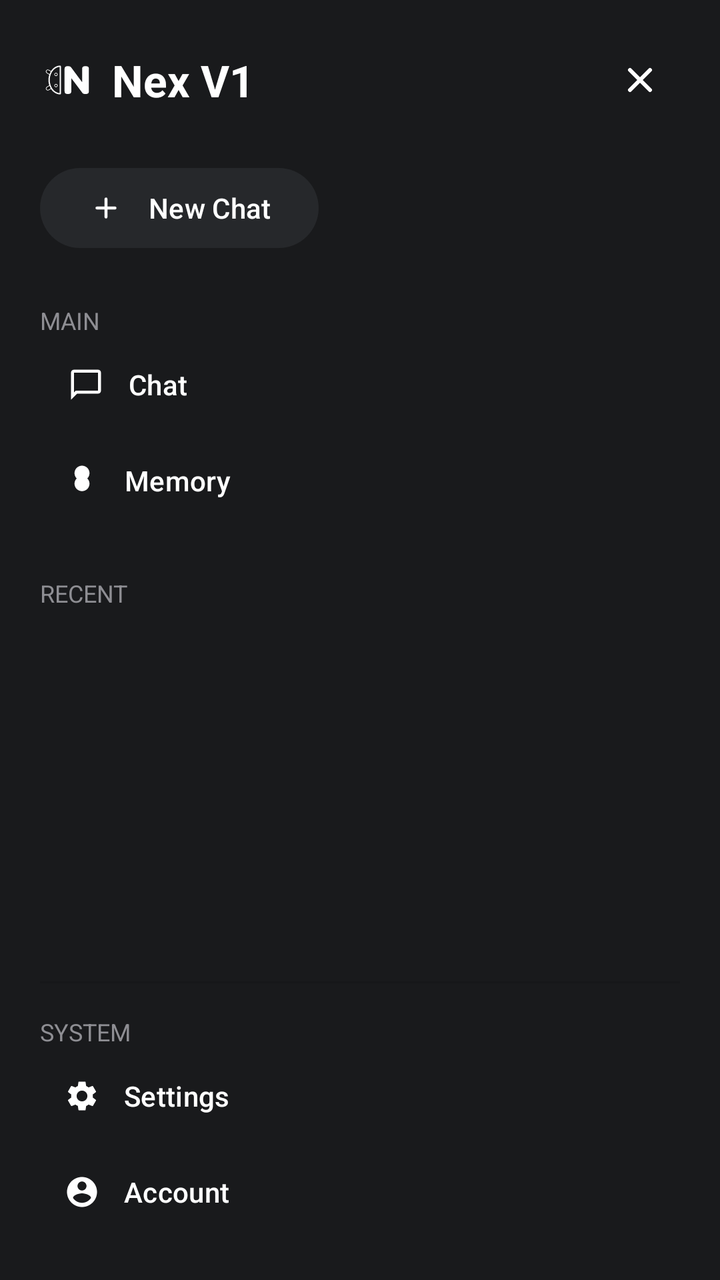
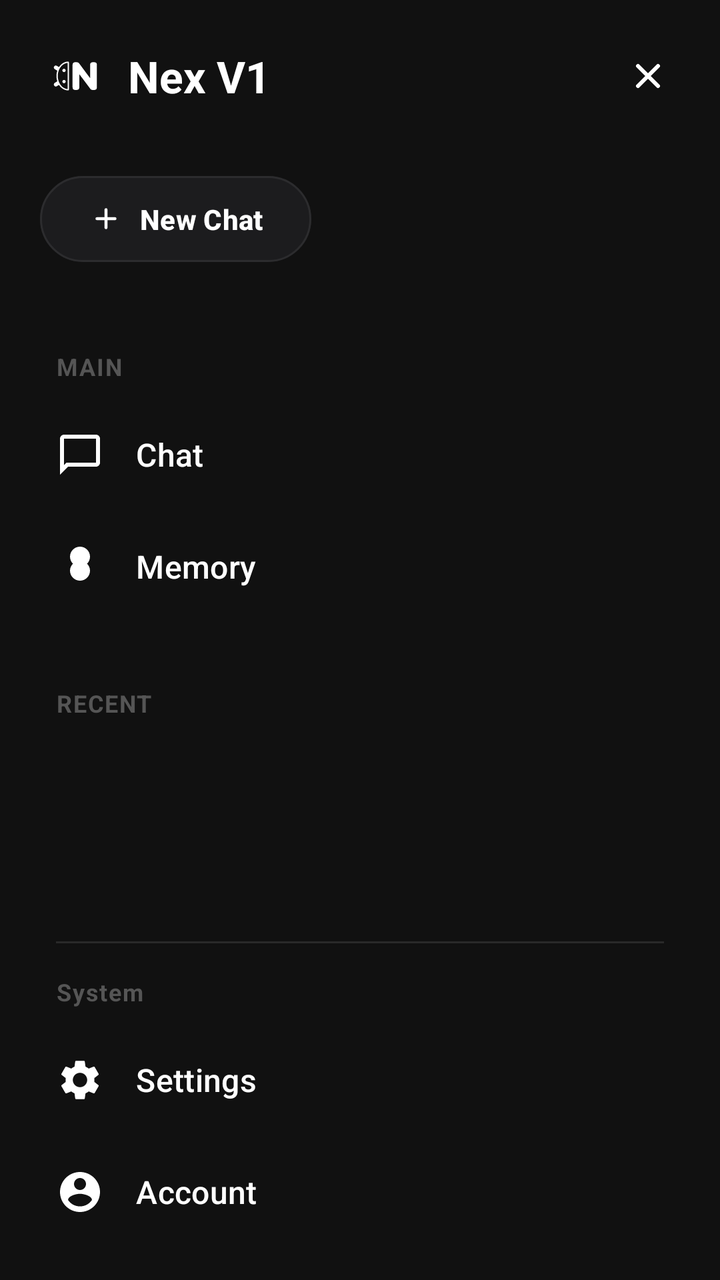

Two renders of the same Android screen: before a commit and after it. Below are the layout's source before the change and the commit's diff.
<!-- AndroidManifest.xml: activity theme Theme.NexV1.Drawer -->
<!-- res/layout/activity_drawer.xml -->
<?xml version="1.0" encoding="utf-8"?>
<androidx.constraintlayout.widget.ConstraintLayout xmlns:android="http://schemas.android.com/apk/res/android"
    android:layout_width="match_parent"
    android:layout_height="match_parent"
    xmlns:app="http://schemas.android.com/apk/res-auto"
    android:background="#191A1C"
    android:fitsSystemWindows="true">

    <LinearLayout
        android:layout_width="match_parent"
        android:layout_height="match_parent"
        android:orientation="vertical"
        android:padding="20dp">

        
        <LinearLayout
            android:layout_width="match_parent"
            android:layout_height="wrap_content"
            android:orientation="horizontal"
            android:gravity="center_vertical">

            <com.google.android.material.textview.MaterialTextView
                android:id="@+id/app_name"
                android:layout_width="wrap_content"
                android:layout_height="wrap_content"
                android:drawableStart="@drawable/app_icon"
                android:drawablePadding="8dp"
                android:text="@string/app_name"
                android:textSize="22sp"
                android:textStyle="bold"
                android:textColor="@android:color/white"/>

            <Space
                android:layout_width="0dp"
                android:layout_height="wrap_content"
                android:layout_weight="1"/>

            <ImageButton
                android:id="@+id/btn_close"
                android:layout_width="40dp"
                android:layout_height="40dp"
                android:src="@drawable/ic_close"
                android:background="?attr/selectableItemBackgroundBorderless"
                android:contentDescription="Close"/>
        </LinearLayout>

        
        <com.google.android.material.button.MaterialButton
            android:id="@+id/btn_new_chat"
            android:layout_width="wrap_content"
            android:layout_height="wrap_content"
            android:layout_marginTop="20dp"
            android:text="New Chat"
            android:textColor="@android:color/white"
            app:icon="@drawable/ic_add"
            app:iconPadding="12dp"
            app:backgroundTint="#26282B"
            app:cornerRadius="20dp"/>

        
        <TextView
            android:layout_width="wrap_content"
            android:layout_height="wrap_content"
            android:text="MAIN"
            android:textColor="#8E8E93"
            android:textSize="12sp"
            android:layout_marginTop="24dp"/>

        <com.google.android.material.button.MaterialButton
            android:id="@+id/nav_chat"
            style="@style/Widget.Material3.Button.TextButton"
            android:layout_width="wrap_content"
            android:layout_height="wrap_content"
            android:text="Chat"
            android:textColor="@android:color/white"
            app:icon="@drawable/ic_chat"
            app:iconTint="@color/white"
            app:iconGravity="textStart"
            app:iconPadding="12dp"/>

        <com.google.android.material.button.MaterialButton
            android:id="@+id/nav_memory"
            style="@style/Widget.Material3.Button.TextButton"
            android:layout_width="wrap_content"
            android:layout_height="wrap_content"
            android:text="Memory"
            android:textColor="@android:color/white"
            app:icon="@drawable/ic_memory"
            app:iconTint="@color/white"
            app:iconGravity="textStart"
            app:iconPadding="12dp"/>

        
        <TextView
            android:layout_width="wrap_content"
            android:layout_height="wrap_content"
            android:text="RECENT"
            android:textColor="#8E8E93"
            android:textSize="12sp"
            android:layout_marginTop="24dp"/>

        <androidx.recyclerview.widget.RecyclerView
            android:id="@+id/recentChatsRecycler"
            android:layout_width="match_parent"
            android:layout_height="0dp"
            android:layout_weight="1"
            android:paddingTop="8dp"/>

        
        <View
            android:id="@+id/divider"
            android:layout_width="match_parent"
            android:layout_height="1dp"
            android:background="?android:attr/listDivider" />

        <TextView
            android:layout_width="wrap_content"
            android:layout_height="wrap_content"
            android:text="SYSTEM"
            android:textColor="#8E8E93"
            android:textSize="12sp"
            android:layout_marginTop="16dp"/>

        <com.google.android.material.button.MaterialButton
            android:id="@+id/nav_settings"
            style="@style/Widget.Material3.Button.TextButton"
            android:layout_width="wrap_content"
            android:layout_height="wrap_content"
            android:text="Settings"
            android:textColor="@android:color/white"
            app:icon="@drawable/ic_settings"
            app:iconTint="@color/white"
            app:iconGravity="textStart"
            app:iconPadding="12dp"/>

        <com.google.android.material.button.MaterialButton
            android:id="@+id/nav_account"
            style="@style/Widget.Material3.Button.TextButton"
            android:layout_width="wrap_content"
            android:layout_height="wrap_content"
            android:text="Account"
            android:textColor="@android:color/white"
            app:icon="@drawable/ic_account"
            app:iconTint="@color/white"
            app:iconGravity="textStart"
            app:iconPadding="12dp"/>

    </LinearLayout>

</androidx.constraintlayout.widget.ConstraintLayout>
<!-- resources referenced by this layout -->
<resources>
  <color name="white">#FFFFFF</color>
  <!-- drawable ic_account (drawable) -->
  <vector xmlns:android="http://schemas.android.com/apk/res/android"
      android:width="24dp"
      android:height="24dp"
      android:viewportWidth="24"
      android:viewportHeight="24">
      <path
          android:fillColor="@android:color/white"
          android:pathData="M12,2C6.48,2 2,6.48 2,12s4.48,10 10,10s10,-4.48 10,-10S17.52,2 12,2zM12,5c1.66,0 3,1.34 3,3s-1.34,3 -3,3s-3,-1.34 -3,-3 S10.34,5 12,5zM12,19.2c-2.5,0-4.71-1.28-6-3.22c0.03-1.99,4-3.08,6-3.08c1.99,0,5.97,1.09,6,3.08C16.71,17.92,14.5,19.2,12,19.2z" />
  </vector>
  <!-- drawable ic_add (drawable) -->
  <vector xmlns:android="http://schemas.android.com/apk/res/android"
      android:width="800dp"
      android:height="800dp"
      android:viewportWidth="24"
      android:viewportHeight="24">
    <path
        android:pathData="M6,12H18M12,6V18"
        android:strokeLineJoin="round"
        android:strokeWidth="2"
        android:fillColor="#00000000"
        android:strokeColor="#fff"
        android:strokeLineCap="round"/>
  </vector>
  <!-- drawable ic_chat (drawable) -->
  <vector xmlns:android="http://schemas.android.com/apk/res/android"
      android:width="24dp"
      android:height="24dp"
      android:viewportWidth="24"
      android:viewportHeight="24">
      <path
          android:fillColor="@android:color/white"
          android:pathData="M20,2H4C2.9,2 2,2.9 2,4v18l4-4h14c1.1,0 2,-0.9 2,-2V4C22,2.9 21.1,2 20,2zM20,16H5.17L4,17.17V4h16V16z" />
  </vector>
  <!-- drawable ic_close (drawable) -->
  <vector xmlns:android="http://schemas.android.com/apk/res/android" android:height="24dp" android:viewportHeight="24" android:viewportWidth="24" android:width="24dp">
        
      <path android:fillColor="#00000000" android:fillType="evenOdd" android:pathData="M17,7L7,17" android:strokeColor="#fff" android:strokeLineCap="round" android:strokeWidth="2"/>
        
      <path android:fillColor="#00000000" android:fillType="evenOdd" android:pathData="M7,7L17,17" android:strokeColor="#fff" android:strokeLineCap="round" android:strokeWidth="2"/>
      
  </vector>
  <!-- drawable ic_memory (drawable) -->
  <vector xmlns:android="http://schemas.android.com/apk/res/android"
      android:width="24dp"
      android:height="24dp"
      android:viewportWidth="24"
      android:viewportHeight="24">
      <path
          android:fillColor="@android:color/white"
          android:pathData="M12,2C9.24,2 7,4.24 7,7c0,1.38 0.56,2.63 1.47,3.53C7.6,11.39 7,12.63 7,14c0,2.76 2.24,5 5,5s5,-2.24 5,-5c0,-1.37 -0.6,-2.61 -1.47,-3.47C16.44,9.63 17,8.38 17,7C17,4.24 14.76,2 12,2z" />
  </vector>
  <string name="app_name">Nex V1</string>
  <style name="Theme.NexV1.Drawer" parent="Theme.NexV1">
          <item name="android:windowBackground">@android:color/transparent</item>
          <item name="android:windowIsTranslucent">true</item>
          <item name="android:windowAnimationStyle">@null</item>
      </style>
  <style name="Theme.NexV1" parent="Theme.Material3.DayNight.NoActionBar">
          
          <item name="colorPrimary">@color/black</item>
          <item name="colorOnPrimary">@color/white</item>
  
          
          <item name="android:colorBackground">@color/white</item>
  
          
          <item name="android:statusBarColor">@color/black</item>
          <item name="android:windowFullscreen">false</item>
          <item name="android:fitsSystemWindows">true</item>
      </style>
  <color name="black">#000000</color>
  <!-- unchanged entries left out for length: 2 -->
</resources>

<!-- the commit's change to res/layout/activity_drawer.xml (unified diff, before → after) -->
@@ -1,150 +1,218 @@
 <?xml version="1.0" encoding="utf-8"?>
 <androidx.constraintlayout.widget.ConstraintLayout xmlns:android="http://schemas.android.com/apk/res/android"
+    xmlns:app="http://schemas.android.com/apk/res-auto"
+    xmlns:tools="http://schemas.android.com/tools"
+    android:id="@+id/drawer_root"
     android:layout_width="match_parent"
     android:layout_height="match_parent"
-    xmlns:app="http://schemas.android.com/apk/res-auto"
-    android:background="#191A1C"
-    android:fitsSystemWindows="true">
-
+    android:background="#111111"
+    tools:context=".DrawerActivity">
+
+    
+    <ImageView
+        android:id="@+id/app_logo"
+        android:layout_width="28dp"
+        android:layout_height="28dp"
+        android:layout_marginStart="24dp"
+        android:layout_marginTop="24dp"
+        android:src="@drawable/app_icon"
+        android:contentDescription="@string/app_name"
+        app:layout_constraintStart_toStartOf="parent"
+        app:layout_constraintTop_toTopOf="parent"
+        app:tint="@android:color/white" />
+
+    <TextView
+        android:id="@+id/app_title"
+        android:layout_width="wrap_content"
+        android:layout_height="wrap_content"
+        android:layout_marginStart="12dp"
+        android:text="@string/app_name"
+        android:textColor="@android:color/white"
+        android:textSize="22sp"
+        android:textStyle="bold"
+        app:layout_constraintBottom_toBottomOf="@id/app_logo"
+        app:layout_constraintStart_toEndOf="@id/app_logo"
+        app:layout_constraintTop_toTopOf="@id/app_logo" />
+
+    <ImageButton
+        android:id="@+id/btn_close"
+        android:layout_width="48dp"
+        android:layout_height="48dp"
+        android:layout_marginEnd="12dp"
+        android:background="?attr/selectableItemBackgroundBorderless"
+        android:contentDescription="Close"
+        android:src="@drawable/ic_close"
+        app:layout_constraintBottom_toBottomOf="@id/app_title"
+        app:layout_constraintEnd_toEndOf="parent"
+        app:layout_constraintTop_toTopOf="@id/app_title"
+        app:tint="@android:color/white" />
+
+    
+    <com.google.android.material.button.MaterialButton
+        android:id="@+id/btn_new_chat"
+        style="@style/Widget.Material3.Button"
+        android:layout_width="wrap_content"
+        android:layout_height="wrap_content"
+        android:layout_marginStart="20dp"
+        android:layout_marginTop="32dp"
+        android:paddingHorizontal="24dp"
+        android:paddingVertical="12dp"
+        android:text="New Chat"
+        android:textAllCaps="false"
+        android:textColor="@android:color/white"
+        android:textSize="14sp"
+        android:textStyle="bold"
+        app:backgroundTint="#1C1C1E"
+        app:cornerRadius="24dp"
+        app:icon="@drawable/ic_add"
+        app:iconSize="18dp"
+        app:iconTint="@android:color/white"
+        app:layout_constraintStart_toStartOf="parent"
+        app:layout_constraintTop_toBottomOf="@id/app_logo"
+        app:strokeColor="#2C2C2E"
+        app:strokeWidth="1dp" />
+
+    
     <LinearLayout
+        android:id="@+id/system_section"
         android:layout_width="match_parent"
-        android:layout_height="match_parent"
+        android:layout_height="wrap_content"
         android:orientation="vertical"
-        android:padding="20dp">
-
-        
-        <LinearLayout
+        android:paddingHorizontal="12dp"
+        android:paddingBottom="16dp"
+        app:layout_constraintBottom_toBottomOf="parent">
+
+        <View
+            android:layout_width="match_parent"
+            android:layout_height="1dp"
+            android:layout_marginHorizontal="16dp"
+            android:layout_marginBottom="16dp"
+            android:background="#1AFFFFFF" />
+
+        <TextView
             android:layout_width="match_parent"
             android:layout_height="wrap_content"
-            android:orientation="horizontal"
-            android:gravity="center_vertical">
-
-            <com.google.android.material.textview.MaterialTextView
-                android:id="@+id/app_name"
-                android:layout_width="wrap_content"
-                android:layout_height="wrap_content"
-                android:drawableStart="@drawable/app_icon"
-                android:drawablePadding="8dp"
-                android:text="@string/app_name"
-                android:textSize="22sp"
-                android:textStyle="bold"
-                android:textColor="@android:color/white"/>
-
-            <Space
-                android:layout_width="0dp"
-                android:layout_height="wrap_content"
-                android:layout_weight="1"/>
-
-            <ImageButton
-                android:id="@+id/btn_close"
-                android:layout_width="40dp"
-                android:layout_height="40dp"
-                android:src="@drawable/ic_close"
-                android:background="?attr/selectableItemBackgroundBorderless"
-                android:contentDescription="Close"/>
-        </LinearLayout>
-
-        
-        <com.google.android.material.button.MaterialButton
-            android:id="@+id/btn_new_chat"
-            android:layout_width="wrap_content"
-            android:layout_height="wrap_content"
-            android:layout_marginTop="20dp"
-            android:text="New Chat"
-            android:textColor="@android:color/white"
-            app:icon="@drawable/ic_add"
-            app:iconPadding="12dp"
-            app:backgroundTint="#26282B"
-            app:cornerRadius="20dp"/>
-
-        
-        <TextView
-            android:layout_width="wrap_content"
-            android:layout_height="wrap_content"
-            android:text="MAIN"
-            android:textColor="#8E8E93"
+            android:layout_marginStart="16dp"
+            android:text="@string/system"
+            android:textColor="#555555"
             android:textSize="12sp"
-            android:layout_marginTop="24dp"/>
-
-        <com.google.android.material.button.MaterialButton
-            android:id="@+id/nav_chat"
-            style="@style/Widget.Material3.Button.TextButton"
-            android:layout_width="wrap_content"
-            android:layout_height="wrap_content"
-            android:text="Chat"
-            android:textColor="@android:color/white"
-            app:icon="@drawable/ic_chat"
-            app:iconTint="@color/white"
-            app:iconGravity="textStart"
-            app:iconPadding="12dp"/>
-
-        <com.google.android.material.button.MaterialButton
-            android:id="@+id/nav_memory"
-            style="@style/Widget.Material3.Button.TextButton"
-            android:layout_width="wrap_content"
-            android:layout_height="wrap_content"
-            android:text="Memory"
-            android:textColor="@android:color/white"
-            app:icon="@drawable/ic_memory"
-            app:iconTint="@color/white"
-            app:iconGravity="textStart"
-            app:iconPadding="12dp"/>
-
-        
-        <TextView
-            android:layout_width="wrap_content"
-            android:layout_height="wrap_content"
-            android:text="RECENT"
-            android:textColor="#8E8E93"
-            android:textSize="12sp"
-            android:layout_marginTop="24dp"/>
-
-        <androidx.recyclerview.widget.RecyclerView
-            android:id="@+id/recentChatsRecycler"
-            android:layout_width="match_parent"
-            android:layout_height="0dp"
-            android:layout_weight="1"
-            android:paddingTop="8dp"/>
-
-        
-        <View
-            android:id="@+id/divider"
-            android:layout_width="match_parent"
-            android:layout_height="1dp"
-            android:background="?android:attr/listDivider" />
-
-        <TextView
-            android:layout_width="wrap_content"
-            android:layout_height="wrap_content"
-            android:text="SYSTEM"
-            android:textColor="#8E8E93"
-            android:textSize="12sp"
-            android:layout_marginTop="16dp"/>
+            android:textStyle="bold"
+            android:letterSpacing="0.05" />
 
         <com.google.android.material.button.MaterialButton
             android:id="@+id/nav_settings"
             style="@style/Widget.Material3.Button.TextButton"
-            android:layout_width="wrap_content"
-            android:layout_height="wrap_content"
-            android:text="Settings"
+            android:layout_width="match_parent"
+            android:layout_height="56dp"
+            android:layout_marginTop="8dp"
+            android:gravity="start|center_vertical"
+            android:paddingStart="16dp"
+            android:paddingEnd="16dp"
+            android:text="@string/settings"
             android:textColor="@android:color/white"
+            android:textSize="16sp"
             app:icon="@drawable/ic_settings"
-            app:iconTint="@color/white"
-            app:iconGravity="textStart"
-            app:iconPadding="12dp"/>
+            app:iconSize="24dp"
+            app:iconTint="@android:color/white"
+            app:iconPadding="16dp" />
 
         <com.google.android.material.button.MaterialButton
             android:id="@+id/nav_account"
             style="@style/Widget.Material3.Button.TextButton"
-            android:layout_width="wrap_content"
+            android:layout_width="match_parent"
+            android:layout_height="56dp"
+            android:gravity="start|center_vertical"
+            android:paddingStart="16dp"
+            android:paddingEnd="16dp"
+            android:text="@string/account"
+            android:textColor="@android:color/white"
+            android:textSize="16sp"
+            app:icon="@drawable/ic_account"
+            app:iconSize="24dp"
+            app:iconTint="@android:color/white"
+            app:iconPadding="16dp" />
+    </LinearLayout>
+
+    
+    <androidx.core.widget.NestedScrollView
+        android:layout_width="match_parent"
+        android:layout_height="0dp"
+        android:layout_marginTop="24dp"
+        android:fillViewport="true"
+        app:layout_constraintBottom_toTopOf="@id/system_section"
+        app:layout_constraintTop_toBottomOf="@id/btn_new_chat">
+
+        <LinearLayout
+            android:layout_width="match_parent"
             android:layout_height="wrap_content"
-            android:text="Account"
-            android:textColor="@android:color/white"
-            app:icon="@drawable/ic_account"
-            app:iconTint="@color/white"
-            app:iconGravity="textStart"
-            app:iconPadding="12dp"/>
-
-    </LinearLayout>
+            android:orientation="vertical"
+            android:paddingHorizontal="12dp">
+
+            
+            <TextView
+                android:layout_width="match_parent"
+                android:layout_height="wrap_content"
+                android:layout_marginStart="16dp"
+                android:layout_marginTop="16dp"
+                android:text="MAIN"
+                android:textColor="#555555"
+                android:textSize="12sp"
+                android:textStyle="bold"
+                android:letterSpacing="0.05" />
+
+            <com.google.android.material.button.MaterialButton
+                android:id="@+id/nav_chat"
+                style="@style/Widget.Material3.Button.TextButton"
+                android:layout_width="match_parent"
+                android:layout_height="56dp"
+                android:layout_marginTop="8dp"
+                android:gravity="start|center_vertical"
+                android:paddingStart="16dp"
+                android:paddingEnd="16dp"
+                android:text="@string/chat"
+                android:textColor="@android:color/white"
+                android:textSize="16sp"
+                app:icon="@drawable/ic_chat"
+                app:iconSize="24dp"
+                app:iconTint="@android:color/white"
+                app:iconPadding="16dp" />
+
+            <com.google.android.material.button.MaterialButton
+                android:id="@+id/nav_memory"
+                style="@style/Widget.Material3.Button.TextButton"
+                android:layout_width="match_parent"
+                android:layout_height="56dp"
+                android:gravity="start|center_vertical"
+                android:paddingStart="16dp"
+                android:paddingEnd="16dp"
+                android:text="@string/memory"
+                android:textColor="@android:color/white"
+                android:textSize="16sp"
+                app:icon="@drawable/ic_memory"
+                app:iconSize="24dp"
+                app:iconTint="@android:color/white"
+                app:iconPadding="16dp" />
+
+            
+            <TextView
+                android:layout_width="match_parent"
+                android:layout_height="wrap_content"
+                android:layout_marginStart="16dp"
+                android:layout_marginTop="32dp"
+                android:text="RECENT"
+                android:textColor="#555555"
+                android:textSize="12sp"
+                android:textStyle="bold"
+                android:letterSpacing="0.05" />
+
+            <androidx.recyclerview.widget.RecyclerView
+                android:id="@+id/recentChatsRecycler"
+                android:layout_width="match_parent"
+                android:layout_height="wrap_content"
+                android:layout_marginTop="8dp"
+                android:nestedScrollingEnabled="false" />
+
+        </LinearLayout>
+    </androidx.core.widget.NestedScrollView>
 
 </androidx.constraintlayout.widget.ConstraintLayout>
<!-- resource entries referenced after the edit -->
@@ -53,7 +53,12 @@
           android:fillColor="@android:color/white"
           android:pathData="M12,2C9.24,2 7,4.24 7,7c0,1.38 0.56,2.63 1.47,3.53C7.6,11.39 7,12.63 7,14c0,2.76 2.24,5 5,5s5,-2.24 5,-5c0,-1.37 -0.6,-2.61 -1.47,-3.47C16.44,9.63 17,8.38 17,7C17,4.24 14.76,2 12,2z" />
   </vector>
+  <string name="account">Account</string>
   <string name="app_name">Nex V1</string>
+  <string name="chat">Chat</string>
+  <string name="memory">Memory</string>
+  <string name="settings">Settings</string>
+  <string name="system">System</string>
   <style name="Theme.NexV1.Drawer" parent="Theme.NexV1">
           <item name="android:windowBackground">@android:color/transparent</item>
           <item name="android:windowIsTranslucent">true</item>
